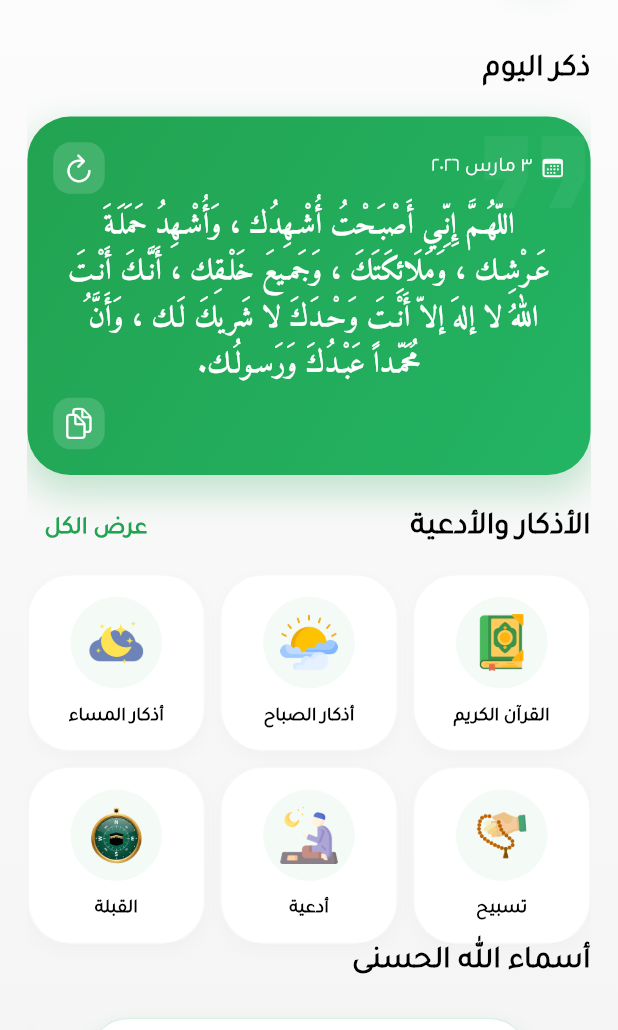
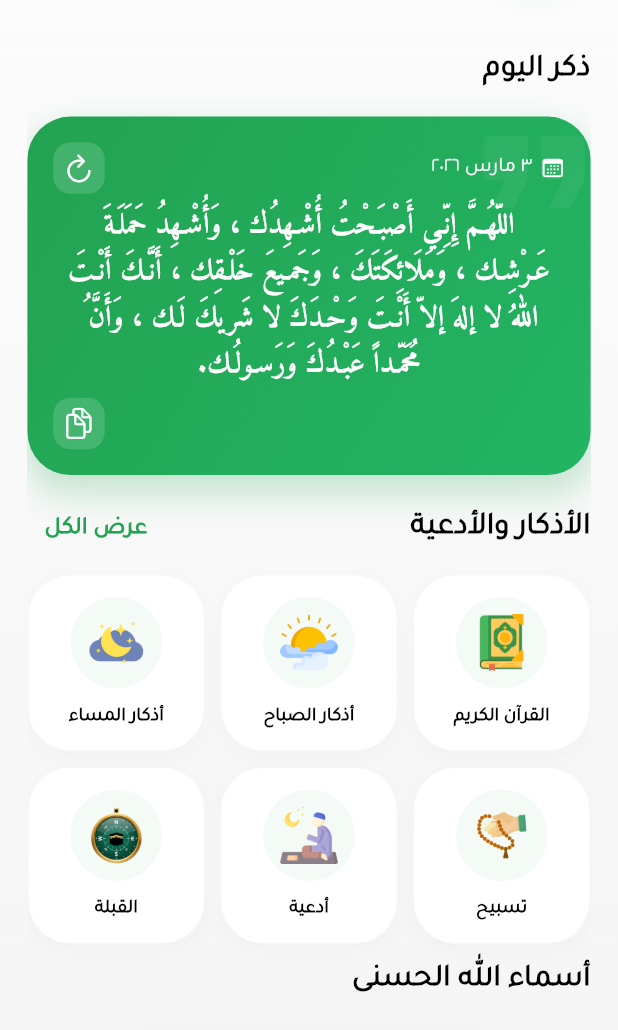
Before and after one commit to syomna/azkari, a Flutter app: the screen it shows after launch, on a phone screen of 412 x 824 dp, the part 206-1236 px from its top. Run offline on Flutter 3.47's test engine with Material 3 defaults, Android fonts, the phone set to English and light mode, and no system bars; our stand-ins replace adhan, animated_bottom_navigation_bar, dartz, dio, equatable, flutter_compass and 13 more; missing offline and left inert: clipboard, quran; statements that could not run were skipped.

Commit message:
Small UI Fixes

```diff
--- a/lib/pages/home_page.dart
+++ b/lib/pages/home_page.dart
@@ -1,3 +1,5 @@
+import 'dart:io';
+
 import 'package:azkar_app/core/constants/app_constants.dart';
 import 'package:azkar_app/core/enums/app_loading_status.dart';
 import 'package:azkar_app/core/presentation/providers/theme_provider.dart';
@@ -163,6 +165,10 @@ class _HomePageState extends State<HomePage> {
                     ),
                     children: azkarList,
                   ),
+                  if (Platform.isAndroid)
+                    SizedBox(
+                      height: 10.h,
+                    ),
                   _buildTitle('أسماء الله الحسنى'),
                   SizedBox(
                     height: 10.h,
```
Also changed, not shown: lib/core/services/notifications_service.dart (+16 -16 lines).
